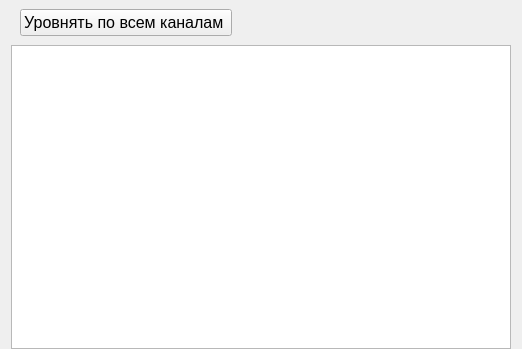
longway34/SeparatorQt, file sprspectrumrangestablewidget.ui: the form before one commit.
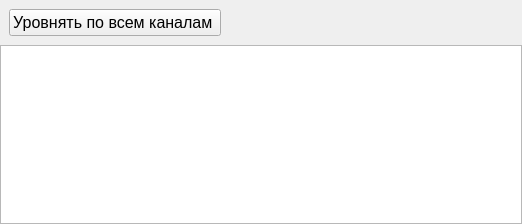
The form after the commit. Icons and pictures are not drawn. Custom widgets are drawn as their Qt base class.

Diff of the .ui file:
```diff
--- a/sprspectrumrangestablewidget.ui
+++ b/sprspectrumrangestablewidget.ui
@@ -7,7 +7,7 @@
     <x>0</x>
     <y>0</y>
     <width>522</width>
-    <height>349</height>
+    <height>224</height>
    </rect>
   </property>
   <property name="font">
@@ -23,9 +23,15 @@
    <property name="spacing">
     <number>0</number>
    </property>
+   <property name="leftMargin">
+    <number>0</number>
+   </property>
    <property name="topMargin">
     <number>0</number>
    </property>
+   <property name="rightMargin">
+    <number>0</number>
+   </property>
    <property name="bottomMargin">
     <number>0</number>
    </property>
```
